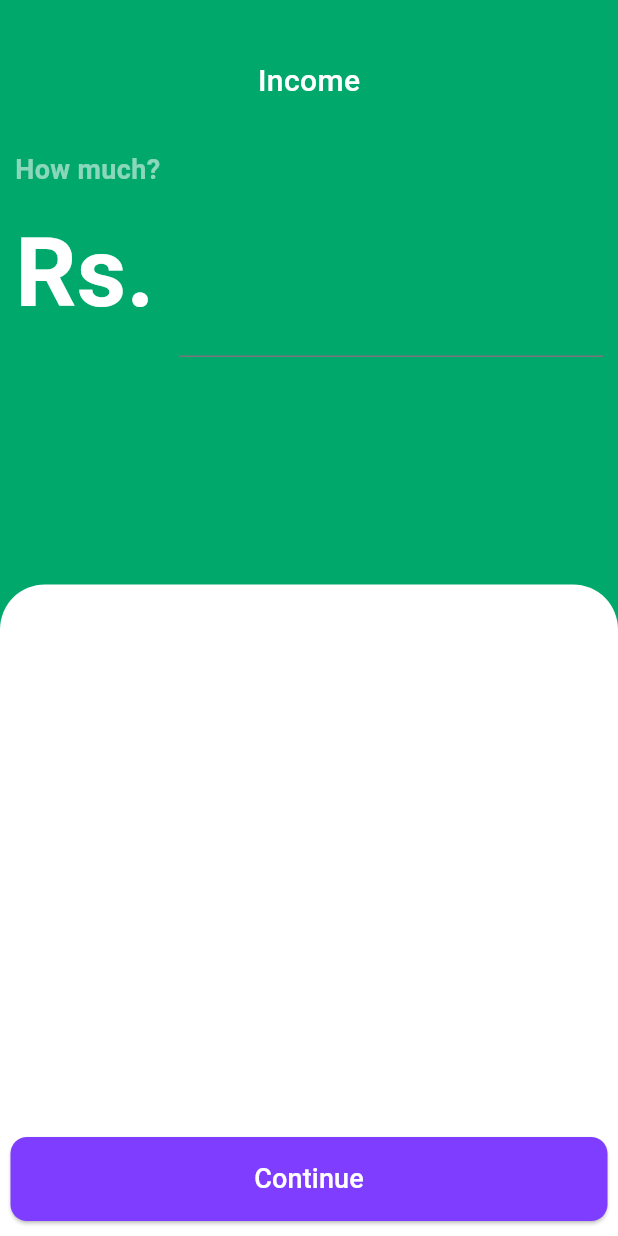
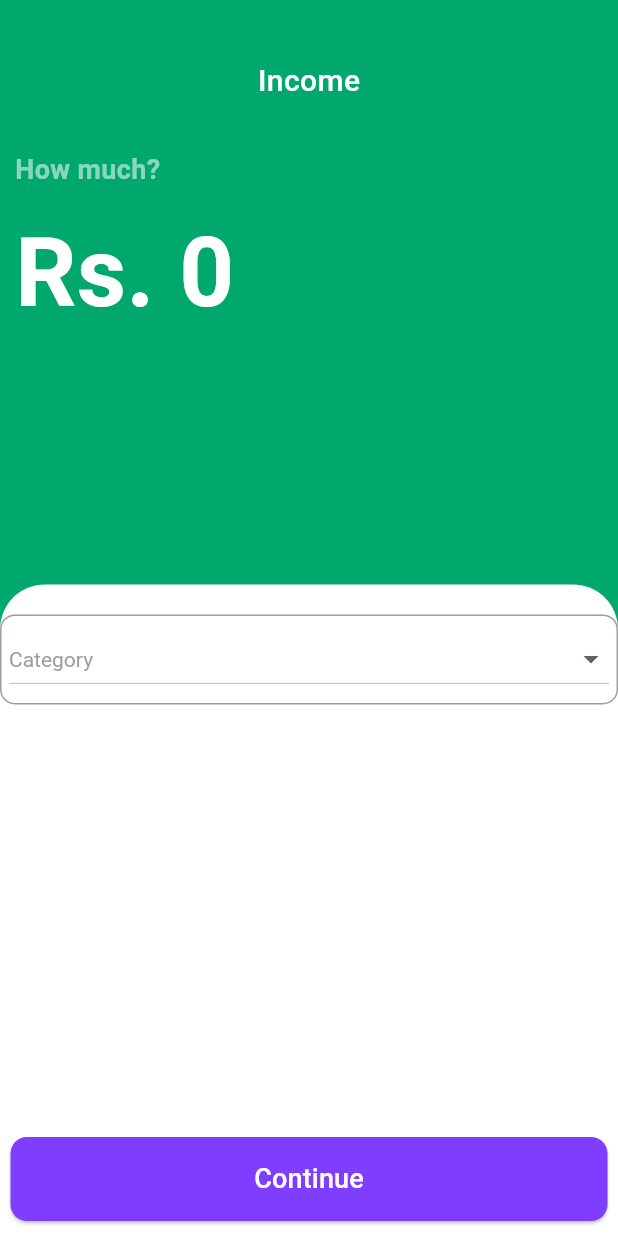
Before and after one commit to p-poudel/Xpense, a Flutter app: the IncomeScreen screen opened directly, on a phone screen of 412 x 824 dp. Run offline on Flutter 3.47's test engine with Material 3 defaults, Android fonts, the phone set to English and light mode, and no system bars; our stand-ins replace shared_preferences, smooth_page_indicator; accounts and stored records are empty.

Commit message:
Tried to enhance Income/Expense screen

```diff
--- /dev/null
+++ b/lib/reusuable/custom_income_expense_style.dart
@@ -0,0 +1,61 @@
+import 'package:flutter/material.dart';
+
+class IncomeExpenseStyle {
+  static const TextStyle customTextStyle = TextStyle(
+    color: Colors.white,
+    fontSize: 64,
+    fontWeight: FontWeight.bold,
+  );
+}
+
+class CategoryDropdown extends StatefulWidget {
+  const CategoryDropdown({super.key});
+  @override
+  _CategoryDropdownState createState() => _CategoryDropdownState();
+}
+
+class _CategoryDropdownState extends State<CategoryDropdown> {
+  String selectedValue = 'Category';
+
+  @override
+  Widget build(BuildContext context) {
+    return Column(
+      mainAxisAlignment: MainAxisAlignment.center,
+      children: [
+        SizedBox(height: 20),
+        Container(
+          decoration: BoxDecoration(
+            borderRadius: BorderRadius.circular(10.0),
+            border: Border.all(color: Colors.grey),
+          ),
+          child: DropdownButton<String>(
+            isExpanded: true,
+            padding: const EdgeInsets.all(5),
+            borderRadius: const BorderRadius.all(
+              Radius.circular(20),
+            ),
+            style: const TextStyle(color: Colors.grey),
+            value: selectedValue,
+            onChanged: (String? newValue) {
+              setState(() {
+                selectedValue = newValue!;
+              });
+            },
+            items: <String>[
+              'Category',
+              'Option 1',
+              'Option 2',
+              'Option 3',
+              'Option 4'
+            ].map<DropdownMenuItem<String>>((String value) {
+              return DropdownMenuItem<String>(
+                value: value,
+                child: Text(value),
+              );
+            }).toList(),
+          ),
+        ),
+      ],
+    );
+  }
+}
--- a/lib/views/functional_screens/activity_screens/expense.dart
+++ b/lib/views/functional_screens/activity_screens/expense.dart
@@ -1,6 +1,7 @@
 import 'package:flutter/material.dart';
 import 'package:xpense/reusuable/custom_appbar.dart';
 import 'package:xpense/reusuable/custom_button.dart';
+import 'package:xpense/reusuable/custom_income_expense_style.dart';
 
 class ExpenseScreen extends StatelessWidget {
   ExpenseScreen({super.key});
@@ -48,11 +49,12 @@ class ExpenseScreen extends StatelessWidget {
                       Expanded(
                         child: TextField(
                           keyboardType: TextInputType.number,
-                          style: TextStyle(
-                            color: Colors.white,
-                            fontWeight: FontWeight.bold,
-                            fontSize: 64,
+                          decoration: InputDecoration(
+                            border: InputBorder.none,
+                            hintText: '0',
+                            hintStyle: IncomeExpenseStyle.customTextStyle,
                           ),
+                          style: IncomeExpenseStyle.customTextStyle,
                         ),
                       ),
                     ],
--- a/lib/views/functional_screens/activity_screens/income.dart
+++ b/lib/views/functional_screens/activity_screens/income.dart
@@ -2,6 +2,7 @@ import 'package:flutter/material.dart';
 import 'package:xpense/constants/color_const.dart';
 import 'package:xpense/reusuable/custom_appbar.dart';
 import 'package:xpense/reusuable/custom_button.dart';
+import 'package:xpense/reusuable/custom_income_expense_style.dart';
 import 'package:xpense/reusuable/custom_textfield.dart';
 
 class IncomeScreen extends StatelessWidget {
@@ -41,20 +42,17 @@ class IncomeScreen extends StatelessWidget {
                     children: [
                       Text(
                         "Rs. ",
-                        style: TextStyle(
-                          color: Colors.white,
-                          fontWeight: FontWeight.bold,
-                          fontSize: 64,
-                        ),
+                        style: IncomeExpenseStyle.customTextStyle,
                       ),
                       Expanded(
                         child: TextField(
                           keyboardType: TextInputType.number,
-                          style: TextStyle(
-                            color: Colors.white,
-                            fontWeight: FontWeight.bold,
-                            fontSize: 64,
+                          decoration: InputDecoration(
+                            border: InputBorder.none,
+                            hintText: '0',
+                            hintStyle: IncomeExpenseStyle.customTextStyle,
                           ),
+                          style: IncomeExpenseStyle.customTextStyle,
                         ),
                       ),
                     ],
@@ -75,6 +73,7 @@ class IncomeScreen extends StatelessWidget {
               ),
               child: Column(
                 children: [
+                  const CategoryDropdown(),
                   const Spacer(),
                   Button(text: "Continue", onPressed: () {}),
                 ],
```
